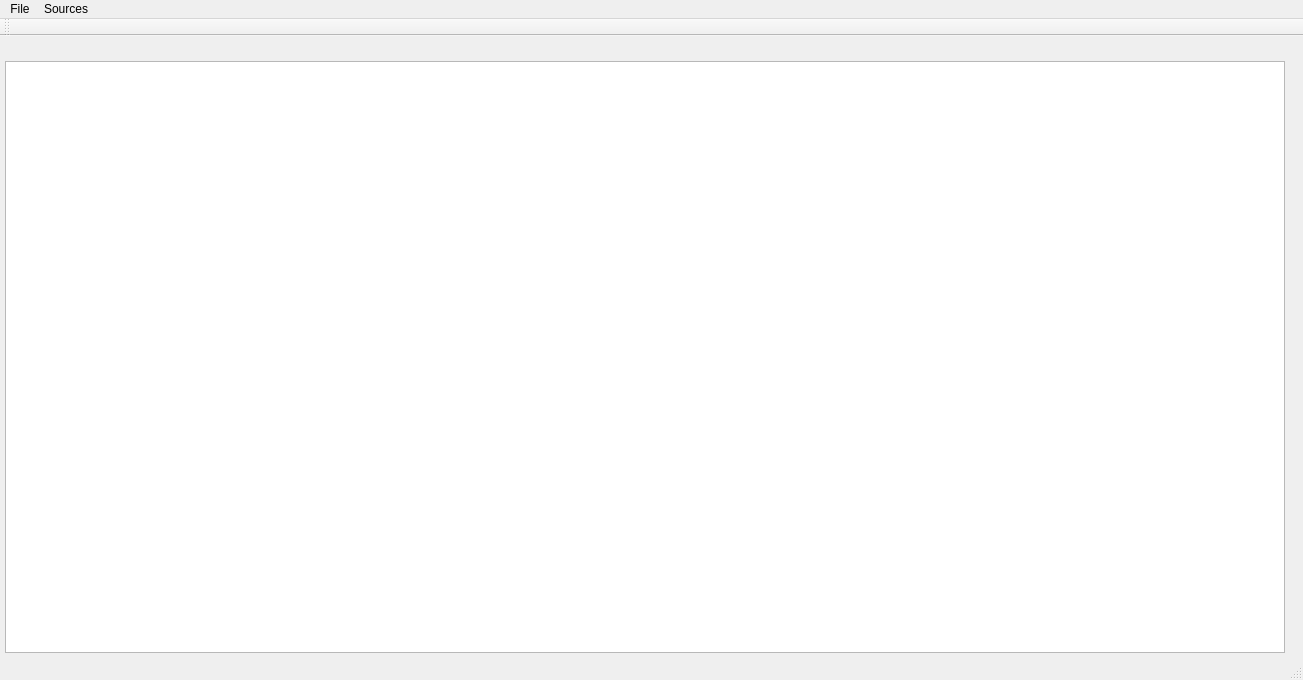
First picture: the form in qt/AiDownloader/aidownloader.ui, repository snix0/aimangadownloader, before the edit.
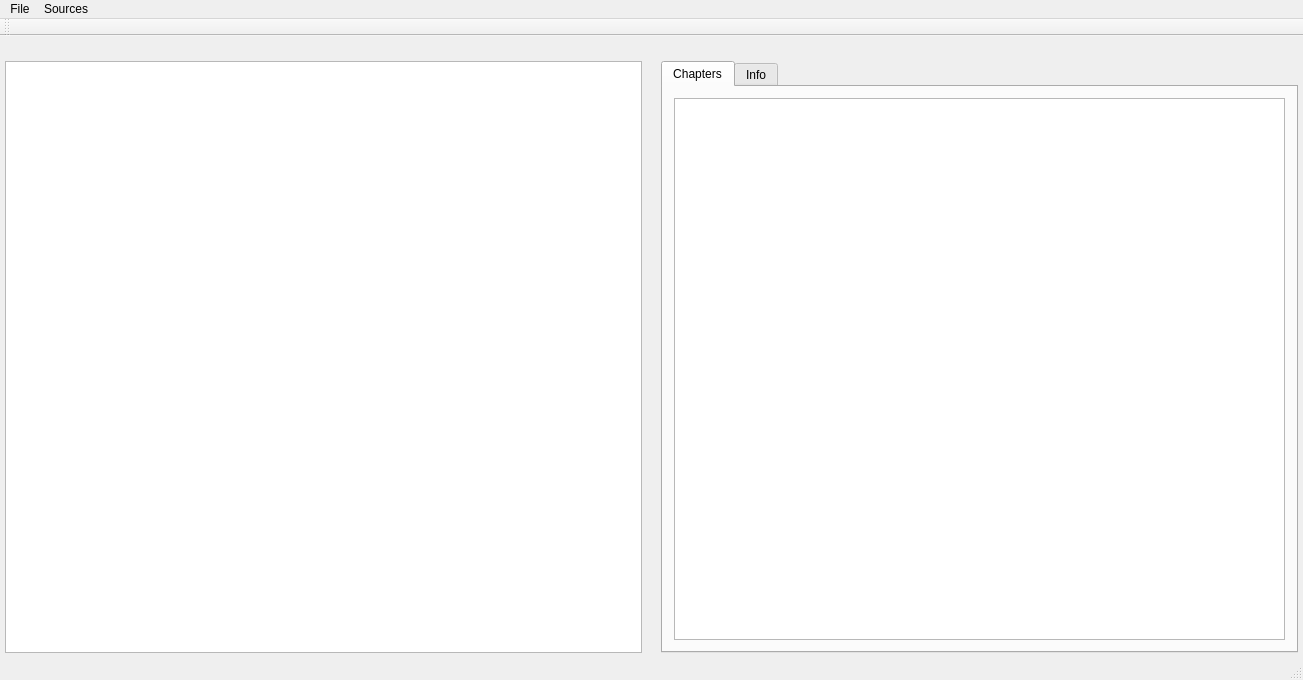
Second picture: the form after the edit. Icons and pictures are not drawn.

Commit message: Made tabWidget for chapters and info. Start fetching chapters

```diff
--- a/qt/AiDownloader/aidownloader.ui
+++ b/qt/AiDownloader/aidownloader.ui
@@ -20,12 +20,6 @@
    <string>AiDownloader</string>
   </property>
   <widget class="QWidget" name="centralWidget">
-   <property name="maximumSize">
-    <size>
-     <width>1920</width>
-     <height>1080</height>
-    </size>
-   </property>
    <layout class="QGridLayout" name="gridLayout">
     <property name="leftMargin">
      <number>5</number>
@@ -69,6 +63,35 @@
       </property>
      </widget>
     </item>
+    <item row="2" column="2">
+     <widget class="QTabWidget" name="tabWidget">
+      <property name="currentIndex">
+       <number>0</number>
+      </property>
+      <widget class="QWidget" name="tab">
+       <attribute name="title">
+        <string>Chapters</string>
+       </attribute>
+       <layout class="QGridLayout" name="gridLayout_2">
+        <item row="0" column="0">
+         <widget class="QListView" name="chapters">
+          <property name="sizePolicy">
+           <sizepolicy hsizetype="Preferred" vsizetype="Preferred">
+            <horstretch>0</horstretch>
+            <verstretch>0</verstretch>
+           </sizepolicy>
+          </property>
+         </widget>
+        </item>
+       </layout>
+      </widget>
+      <widget class="QWidget" name="tab_2">
+       <attribute name="title">
+        <string>Info</string>
+       </attribute>
+      </widget>
+     </widget>
+    </item>
    </layout>
   </widget>
   <widget class="QMenuBar" name="menuBar">
```
The commit also changes 8 other files.
